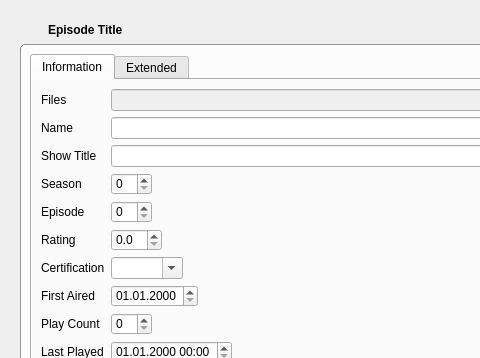
Old version of the form tvShows/TvShowWidgetEpisode.ui in the repository Komet/MediaElch; both pictures show x 0 to 480 and y 0 to 358 of the 924 by 695 pixel window.
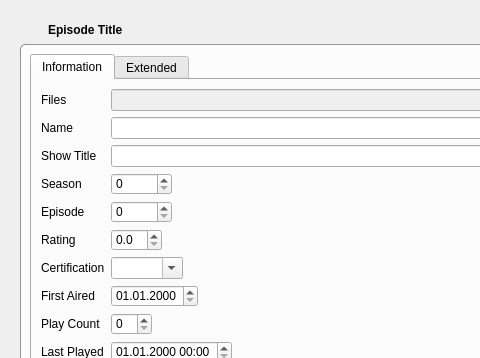
New version of the form. Icons and pictures are not drawn. Custom widgets are drawn as their Qt base class.

Commit message: Increased maximum number of season and episode

Diff of the .ui file:
```diff
--- a/tvShows/TvShowWidgetEpisode.ui
+++ b/tvShows/TvShowWidgetEpisode.ui
@@ -145,7 +145,11 @@
              </widget>
             </item>
             <item row="3" column="1">
-             <widget class="QSpinBox" name="season"/>
+             <widget class="QSpinBox" name="season">
+              <property name="maximum">
+               <number>99999</number>
+              </property>
+             </widget>
             </item>
             <item row="4" column="0">
              <widget class="QLabel" name="label_16">
@@ -155,7 +159,11 @@
              </widget>
             </item>
             <item row="4" column="1">
-             <widget class="QSpinBox" name="episode"/>
+             <widget class="QSpinBox" name="episode">
+              <property name="maximum">
+               <number>99999</number>
+              </property>
+             </widget>
             </item>
             <item row="5" column="0">
              <widget class="QLabel" name="label_4">
```
